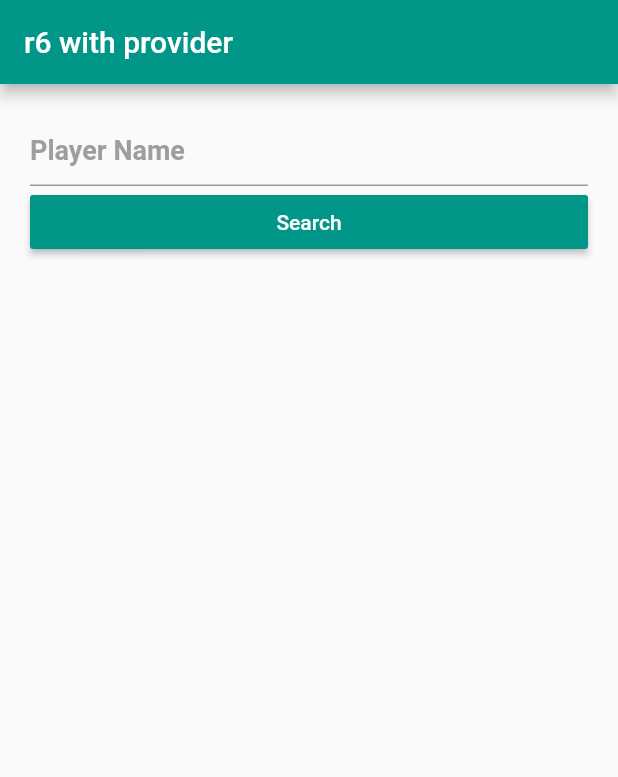
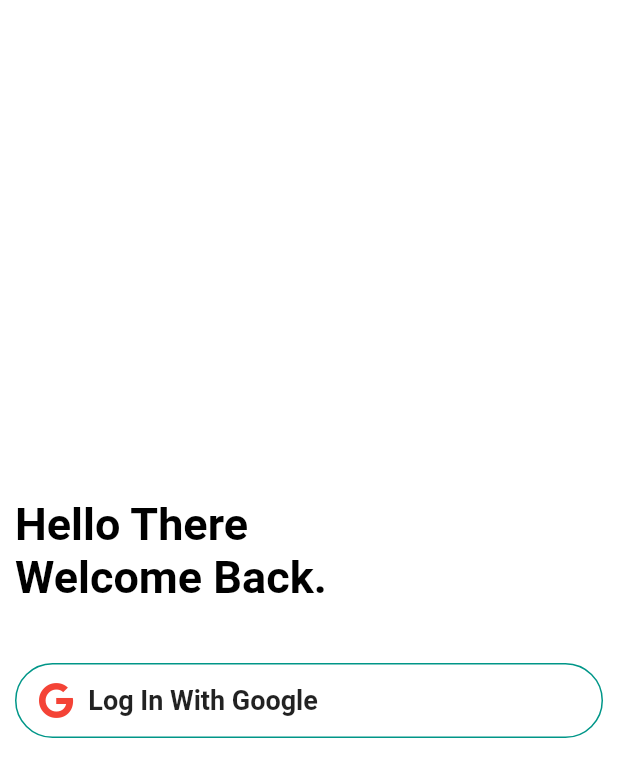
Before and after one commit to abentad/flutterR6AppUsingProvider, a Flutter app: the screen it shows after launch, on a phone screen of 412 x 824 dp. Shown: the top 777 px of the screen. Run offline on Flutter 3.47's test engine with Material 2 defaults, Android fonts, the phone set to English and light mode, and no system bars; our stand-ins replace firebase_auth, firebase_core, font_awesome_flutter, google_sign_in; accounts and stored records are empty.

Commit message:
added a google login method

```diff
--- /dev/null
+++ b/lib/controllers/login_provider.dart
@@ -0,0 +1,29 @@
+import 'package:flutter/material.dart';
+
+class LoginProvider with ChangeNotifier {
+  String _email;
+  String _name;
+  String _profileImageUrl;
+
+  //getters
+
+  String get email => _email;
+  String get name => _name;
+  String get imgUrl => _profileImageUrl;
+
+  //setters
+  void setEmail(String email) {
+    _email = email;
+    notifyListeners();
+  }
+
+  void setName(String name) {
+    _name = name;
+    notifyListeners();
+  }
+
+  void setProfileImageUrl(String imageUrl) {
+    _profileImageUrl = imageUrl;
+    notifyListeners();
+  }
+}
--- /dev/null
+++ b/lib/views/login.dart
@@ -0,0 +1,69 @@
+import 'package:flutter/cupertino.dart';
+import 'package:flutter/material.dart';
+import 'package:flutterApiWithProvider/controllers/login_provider.dart';
+import 'package:flutterApiWithProvider/services/google_login_service.dart';
+import 'package:flutterApiWithProvider/views/home.dart';
+import 'package:font_awesome_flutter/font_awesome_flutter.dart';
+import 'package:provider/provider.dart';
+
+class Login extends StatelessWidget {
+  @override
+  Widget build(BuildContext context) {
+    var provider = Provider.of<LoginProvider>(context);
+
+    void _navigateToHomeScreen() {
+      Navigator.of(context)
+          .pushReplacement(CupertinoPageRoute(builder: (context) => Home()));
+    }
+
+    return Scaffold(
+      body: Container(
+        padding: EdgeInsets.all(10.0),
+        child: Column(
+          mainAxisAlignment: MainAxisAlignment.center,
+          crossAxisAlignment: CrossAxisAlignment.start,
+          children: [
+            Text(
+              "Hello There \nWelcome Back.",
+              style: Theme.of(context).textTheme.bodyText2.copyWith(
+                  color: Colors.black,
+                  fontSize: 30.0,
+                  fontWeight: FontWeight.bold),
+            ),
+            SizedBox(height: 40.0),
+            MaterialButton(
+              onPressed: () async {
+                //Todo: implement google sign in
+                var _user = await signInWithGoogle();
+                provider.setEmail(_user.email.toString());
+                provider.setName(_user.displayName.toString());
+                provider.setProfileImageUrl(_user.photoURL.toString());
+                _navigateToHomeScreen();
+              },
+              height: 50.0,
+              shape: StadiumBorder(
+                side: BorderSide(
+                  color: Colors.teal,
+                ),
+              ),
+              child: Row(
+                children: [
+                  FaIcon(
+                    FontAwesomeIcons.google,
+                    color: Colors.red,
+                  ),
+                  SizedBox(width: 10.0),
+                  Text(
+                    'Log In With Google',
+                    style:
+                        TextStyle(fontWeight: FontWeight.w700, fontSize: 18.0),
+                  ),
+                ],
+              ),
+            )
+          ],
+        ),
+      ),
+    );
+  }
+}
```
Also changed, not shown: lib/main.dart (+29 -3 lines), lib/services/google_login_service.dart (added, +33 -0 lines), lib/views/home.dart (+75 -7 lines), lib/views/info.dart (+26 -3 lines), pubspec.yaml (+7 -0 lines), pubspec.lock, 4 other files.
